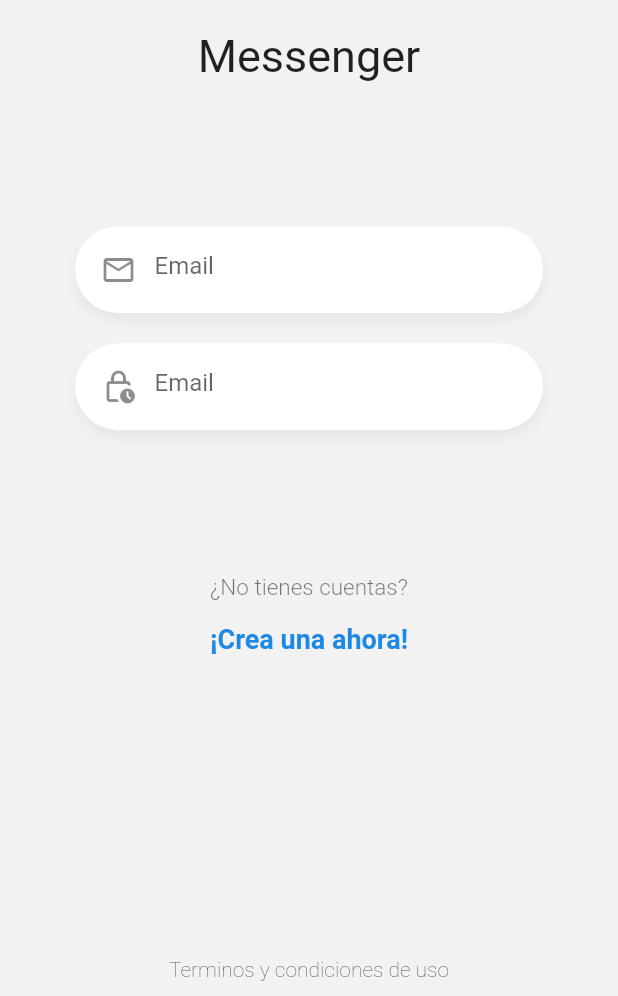
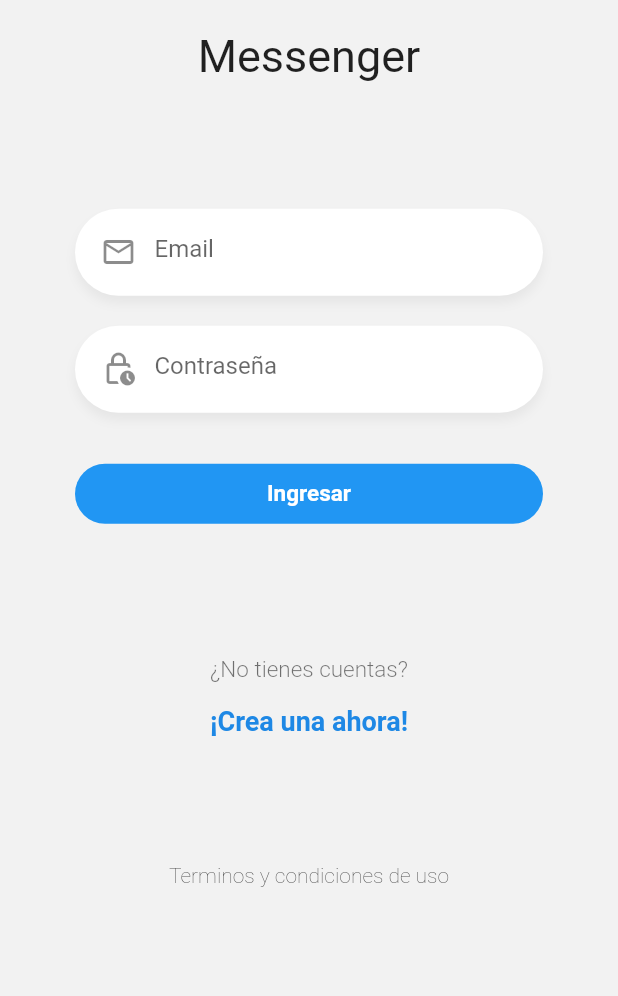
Before and after one commit to Emanuelguantay/chat_app, a Flutter app: the screen it shows after launch, on a phone screen of 412 x 824 dp, the part 240-1236 px from its top. Run offline on Flutter 3.47's test engine with Material 2 defaults, Android fonts, the phone set to English and light mode, and no system bars.

Commit message:
Ajustes loginPage

```diff
--- /dev/null
+++ b/lib/src/components/button_component.dart
@@ -0,0 +1,48 @@
+import 'package:flutter/material.dart';
+
+class ButtonComponent extends StatelessWidget {
+  final Function() ontap;
+  final String label;
+  final Color backgroundColor;
+
+  const ButtonComponent(
+      {Key? key,
+      required this.ontap,
+      required this.label,
+      required this.backgroundColor})
+      : super(key: key);
+  // const ButtonComponent({Key? key}) : super(key: key);
+
+  @override
+  Widget build(BuildContext context) {
+    return TextButton(
+      onPressed: () => ontap,
+      style: TextButton.styleFrom(
+        padding: const EdgeInsets.all(0),
+        backgroundColor: backgroundColor,
+        textStyle: const TextStyle(fontSize: 20),
+        shape: RoundedRectangleBorder(
+          borderRadius: BorderRadius.circular(20),
+        ),
+      ),
+      child: Container(
+        padding: const EdgeInsets.all(0),
+        height: 40,
+        child: Center(
+          child: Material(
+            type: MaterialType.transparency,
+            child: Text(
+              label,
+              textAlign: TextAlign.center,
+              style: const TextStyle(
+                color: Colors.white,
+                fontWeight: FontWeight.bold,
+                fontSize: 15,
+              ),
+            ),
+          ),
+        ),
+      ),
+    );
+  }
+}
--- a/lib/src/pages/login_page.dart
+++ b/lib/src/pages/login_page.dart
@@ -1,3 +1,4 @@
+import 'package:chat_app/src/components/button_component.dart';
 import 'package:chat_app/src/components/custom_input.dart';
 import 'package:chat_app/src/components/logo_component.dart';
 import 'package:chat_app/values/colors.dart';
@@ -12,7 +13,10 @@ class LoginPage extends StatelessWidget {
         backgroundColor: kGray,
         body: SafeArea(
           child: Padding(
-            padding: const EdgeInsets.symmetric(vertical: 10),
+            padding: const EdgeInsets.only(top: 10),
+            child: SingleChildScrollView(
+              child: SizedBox(
+                height: MediaQuery.of(context).size.height * 0.9,
                 child: Column(
                   crossAxisAlignment: CrossAxisAlignment.center,
                   mainAxisAlignment: MainAxisAlignment.spaceBetween,
@@ -20,12 +24,14 @@ class LoginPage extends StatelessWidget {
                     const LogoComponent(),
                     _Form(),
                     const _Labels(),
-                const SizedBox(height: 10),
+                    //const SizedBox(height: 10),
 
                     const Text("Terminos y condiciones de uso",
                       style: TextStyle(fontWeight: FontWeight.w200
                     )),
                   ],
+                ),
+              ),
             ),
           ),
         ));
@@ -72,7 +78,7 @@ class __FormState extends State<_Form> {
 
   @override
   Widget build(BuildContext context) {
-    return Container(
+    return Padding(
       padding: const EdgeInsets.symmetric(horizontal: 50),
       child: Column(
         children: [
@@ -82,46 +88,21 @@ class __FormState extends State<_Form> {
             keyboardType: TextInputType.emailAddress,
             textController: emailControler,
           ),
-          SizedBox(height: 20),
+          const SizedBox(height: 20),
           CustomInput(
             icon: Icons.lock_clock_outlined,
-            placeholder: 'Email',
+            placeholder: 'Contraseña',
             keyboardType: TextInputType.text,
             textController: passwordControler,
             isPassword: true,
           ),
           // TextField(),
-          // TextButton(
-          //   style: TextButton.styleFrom(
-          //     padding: const EdgeInsets.all(0),
-          //     backgroundColor: Colors.white,
-          //     textStyle: const TextStyle(fontSize: 20),
-          //     shape: RoundedRectangleBorder(
-          //       borderRadius: BorderRadius.circular(20),
-          //     ),
-          //   ),
-          //   onPressed: () {
-          //     Navigator.pop(context, false);
-          //   },
-          //   child: Container(
-          //     padding: const EdgeInsets.all(0),
-          //     height: 40,
-          //     child: const Center(
-          //       child: Material(
-          //         type: MaterialType.transparency,
-          //         child: Text(
-          //           "Aceptar",
-          //           textAlign: TextAlign.center,
-          //           style: TextStyle(
-          //             color: Colors.blue,
-          //             fontWeight: FontWeight.bold,
-          //             fontSize: 20,
-          //           ),
-          //         ),
-          //       ),
-          //     ),
-          //   ),
-          // ),
+          const SizedBox(height: 30),
+          ButtonComponent(
+            label: "Ingresar",
+            ontap: (){},
+            backgroundColor: Colors.blue,
+          )
         ],
       ),
     );
@@ -134,14 +115,12 @@ class _Labels extends StatelessWidget {
 
   @override
   Widget build(BuildContext context) {
-    return Container(
-      child: Column(
+    return Column(
         children: [
           const Text("¿No tienes cuentas?", style: TextStyle(color : Colors.black54, fontSize: 15, fontWeight: FontWeight.w300)),
           const SizedBox(height: 15,),
           Text("¡Crea una ahora!", style: TextStyle(color : Colors.blue[600], fontSize: 18, fontWeight: FontWeight.bold)),
         ],
-      ),
     );
   }
 }
```
Lines whose indentation alone changed are shown as unchanged.
